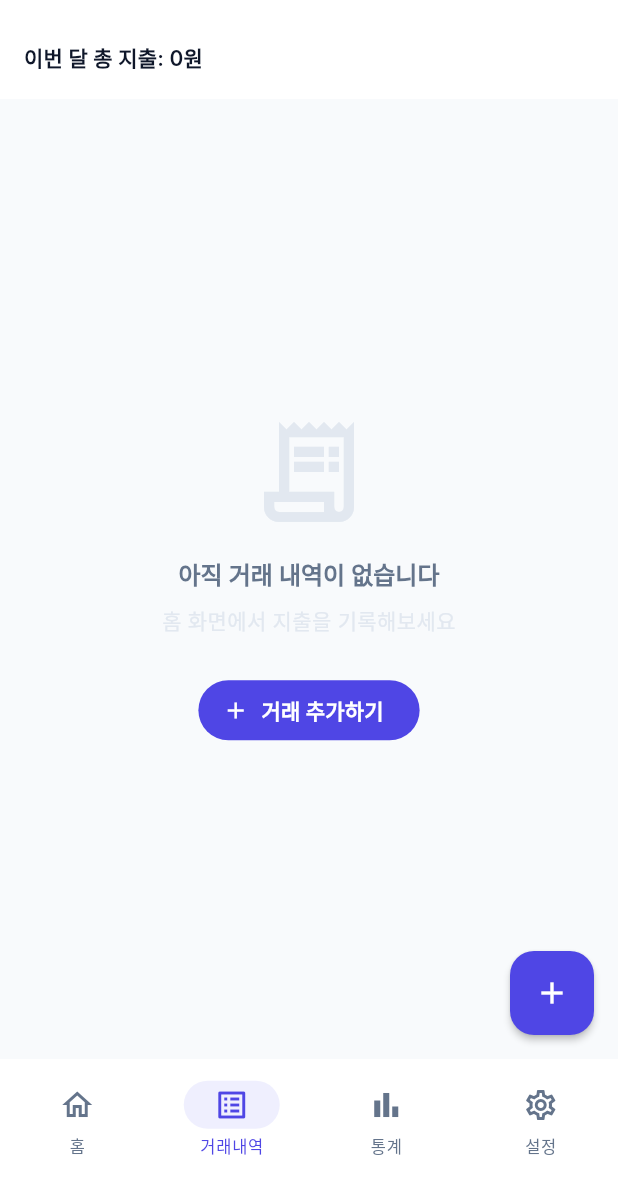
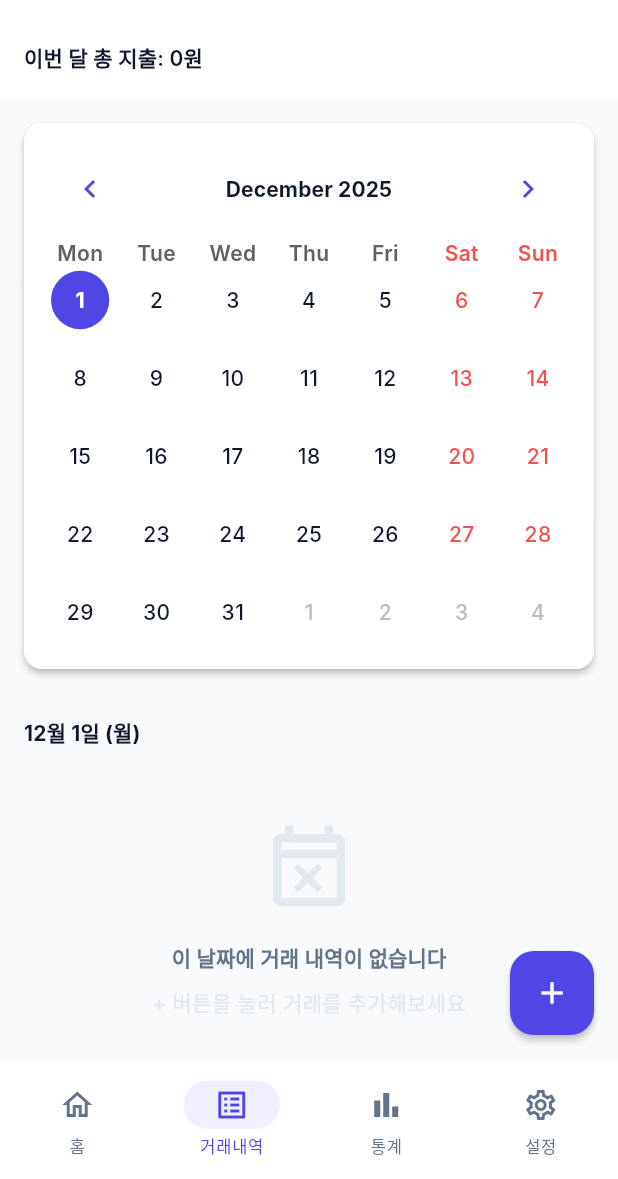
Before and after one commit to kibak812/dailybudget, a Flutter app: the screen it shows after launch, item 2 of the bottom bar chosen, on a phone screen of 412 x 824 dp, the part 57-1236 px from its top. Run offline on Flutter 3.47's test engine with Material 3 defaults, Android fonts, the phone set to English and light mode, and no system bars; drawn by our look-alikes of table_calendar; our stand-ins replace file_picker, fl_chart, flutter_riverpod, go_router, isar, share_plus and 1 more; accounts and stored records are empty; generated files the repository leaves out were written again; Roboto replaces fonts that are missing (Inter).

Commit message:
feat: Add Phase 3 features - daily budget trend chart and calendar interface
- Added DailyBudgetTrendChart widget with fl_chart
  - Shows daily budget changes over time
  - Color-coded visualization (green/red/gray)
  - Interactive tooltips with amount details
  - Auto-calculated Y-axis ranges

- Replaced QuickAddCard with DailyBudgetTrendChart on home page
  - Provides visual insight into budget trends
  - Uses existing dailyBudgetHistoryProvider

- Added TransactionCalendar widget with table_calendar
  - Monthly calendar view with daily spending markers
  - Visual spending indicators on each day
  - Formatted amounts (만/천 units)

- Refactored TransactionsPage for calendar integration
  - Calendar at top, transaction list below
  - Date selection updates transaction list
  - Removed old grouped date sections
  - Added empty state for dates with no transactions

🤖 Generated with [Claude Code](https://claude.com/claude-code)

Co-Authored-By: Claude <noreply@anthropic.com>

```diff
--- a/lib/features/transaction/presentation/pages/transactions_page.dart
+++ b/lib/features/transaction/presentation/pages/transactions_page.dart
@@ -6,6 +6,7 @@ import 'package:daily_pace/features/transaction/data/models/transaction_model.da
 import 'package:daily_pace/features/transaction/presentation/widgets/transaction_list_item.dart';
 import 'package:daily_pace/features/transaction/presentation/widgets/transaction_edit_sheet.dart';
 import 'package:daily_pace/features/transaction/presentation/widgets/add_transaction_sheet.dart';
+import 'package:daily_pace/features/transaction/presentation/widgets/transaction_calendar.dart';
 
 /// Transactions page
 /// Displays list of all transactions grouped by date with filtering and management
@@ -19,6 +20,8 @@ class TransactionsPage extends ConsumerStatefulWidget {
 class _TransactionsPageState extends ConsumerState<TransactionsPage> {
   String _searchKeyword = '';
   TransactionType? _typeFilter;
+  DateTime _focusedDay = DateTime.now();
+  DateTime _selectedDay = DateTime.now();
 
   @override
   Widget build(BuildContext context) {
@@ -27,13 +30,18 @@ class _TransactionsPageState extends ConsumerState<TransactionsPage> {
 
     // Filter transactions for current month
     final monthTransactions = _filterByMonth(transactions, currentMonth);
-    final filteredTransactions = _applyFilters(monthTransactions);
 
-    // Group by date
-    final grouped = _groupByDate(filteredTransactions);
+    // Filter by selected date
+    final selectedDateStr = Formatters.formatDateISO(_selectedDay);
+    final dateTransactions = monthTransactions
+        .where((t) => t.date == selectedDateStr)
+        .toList();
 
-    // Calculate total spent
-    final totalSpent = _calculateTotalSpent(filteredTransactions);
+    // Apply additional filters
+    final filteredTransactions = _applyFilters(dateTransactions);
+
+    // Calculate total spent for the month
+    final totalSpent = _calculateTotalSpent(monthTransactions);
 
     return Scaffold(
       appBar: _buildAppBar(context, totalSpent),
@@ -41,7 +49,7 @@ class _TransactionsPageState extends ConsumerState<TransactionsPage> {
         onRefresh: () async {
           await ref.read(transactionProvider.notifier).loadTransactions();
         },
-        child: _buildBody(context, grouped, filteredTransactions),
+        child: _buildBody(context, monthTransactions, filteredTransactions),
       ),
       floatingActionButton: FloatingActionButton(
         onPressed: () => _showAddTransactionSheet(context),
@@ -84,25 +92,33 @@ class _TransactionsPageState extends ConsumerState<TransactionsPage> {
 
   Widget _buildBody(
     BuildContext context,
-    Map<String, List<TransactionModel>> grouped,
     List<TransactionModel> monthTransactions,
+    List<TransactionModel> filteredTransactions,
   ) {
-    if (monthTransactions.isEmpty) {
-      return _buildEmptyState(context);
-    }
+    return Column(
+      children: [
+        // Calendar widget
+        TransactionCalendar(
+          focusedDay: _focusedDay,
+          selectedDay: _selectedDay,
+          transactions: monthTransactions,
+          onDaySelected: (selectedDay, focusedDay) {
+            setState(() {
+              _selectedDay = selectedDay;
+              _focusedDay = focusedDay;
+            });
+          },
+          onPageChanged: (focusedDay) {
+            setState(() {
+              _focusedDay = focusedDay;
+            });
+          },
+        ),
 
-    // Sort dates in descending order (newest first)
-    final sortedDates = grouped.keys.toList()
-      ..sort((a, b) => b.compareTo(a));
-
-    return ListView.builder(
-      padding: const EdgeInsets.all(16),
-      itemCount: sortedDates.length + (_hasActiveFilters ? 1 : 0),
-      itemBuilder: (context, index) {
-        if (_hasActiveFilters) {
-          if (index == 0) {
-            return Padding(
-              padding: const EdgeInsets.only(bottom: 12),
+        // Active filters chips
+        if (_hasActiveFilters)
+          Padding(
+            padding: const EdgeInsets.symmetric(horizontal: 16),
             child: Wrap(
               spacing: 8,
               runSpacing: 8,
@@ -119,71 +135,42 @@ class _TransactionsPageState extends ConsumerState<TransactionsPage> {
                   ),
               ],
             ),
-            );
-          }
-          index -= 1;
-        }
+          ),
 
-        final date = sortedDates[index];
-        final dateTransactions = grouped[date]!;
-        final dayTotal = _calculateDayTotal(dateTransactions);
-
-        return _buildDateSection(
-          context,
-          date,
-          dateTransactions,
-          dayTotal,
-        );
-      },
-    );
-  }
-
-  Widget _buildDateSection(
-    BuildContext context,
-    String date,
-    List<TransactionModel> transactions,
-    int dayTotal,
-  ) {
-    final theme = Theme.of(context);
-
-    return Column(
-      crossAxisAlignment: CrossAxisAlignment.start,
-      children: [
-        // Date header
-        Padding(
-          padding: const EdgeInsets.symmetric(vertical: 8),
-          child: Row(
-            mainAxisAlignment: MainAxisAlignment.spaceBetween,
-            children: [
-              Text(
-                '${Formatters.formatDate(date)} (${_getDayOfWeek(date)})',
-                style: theme.textTheme.titleMedium?.copyWith(
+        // Selected date header
+        Container(
+          width: double.infinity,
+          padding: const EdgeInsets.all(16),
+          child: Text(
+            '${Formatters.formatDate(Formatters.formatDateISO(_selectedDay))} (${_getDayOfWeek(Formatters.formatDateISO(_selectedDay))})',
+            style: Theme.of(context).textTheme.titleMedium?.copyWith(
               fontWeight: FontWeight.bold,
             ),
           ),
-              Text(
-                Formatters.formatCurrency(dayTotal),
-                style: theme.textTheme.titleSmall?.copyWith(
-                  color: theme.colorScheme.onSurfaceVariant,
-                ),
-              ),
-            ],
-          ),
         ),
 
-        // Transaction list for this date
-        ...transactions.map((transaction) => TransactionListItem(
+        // Transaction list for selected date
+        Expanded(
+          child: filteredTransactions.isEmpty
+              ? _buildEmptyDateState(context)
+              : ListView.builder(
+                  padding: const EdgeInsets.symmetric(horizontal: 16),
+                  itemCount: filteredTransactions.length,
+                  itemBuilder: (context, index) {
+                    final transaction = filteredTransactions[index];
+                    return TransactionListItem(
                       transaction: transaction,
                       onTap: () => _showEditModalDirectly(context, transaction),
                       onDismissed: () => _handleDelete(transaction),
-            )),
-
-        const SizedBox(height: 16),
+                    );
+                  },
+                ),
+        ),
       ],
     );
   }
 
-  Widget _buildEmptyState(BuildContext context) {
+  Widget _buildEmptyDateState(BuildContext context) {
     final theme = Theme.of(context);
 
     return Center(
@@ -193,30 +180,23 @@ class _TransactionsPageState extends ConsumerState<TransactionsPage> {
           mainAxisAlignment: MainAxisAlignment.center,
           children: [
             Icon(
-              Icons.receipt_long_outlined,
-              size: 80,
+              Icons.event_busy_outlined,
+              size: 64,
               color: theme.colorScheme.outline,
             ),
             const SizedBox(height: 16),
             Text(
-              '아직 거래 내역이 없습니다',
-              style: theme.textTheme.titleLarge?.copyWith(
+              '이 날짜에 거래 내역이 없습니다',
+              style: theme.textTheme.titleMedium?.copyWith(
                 color: theme.colorScheme.onSurfaceVariant,
               ),
             ),
             const SizedBox(height: 8),
             Text(
-              '홈 화면에서 지출을 기록해보세요',
+              '+ 버튼을 눌러 거래를 추가해보세요',
               style: theme.textTheme.bodyMedium?.copyWith(
                 color: theme.colorScheme.outline,
               ),
-              textAlign: TextAlign.center,
-            ),
-            const SizedBox(height: 24),
-            FilledButton.icon(
-              onPressed: () => _showAddTransactionSheet(context),
-              icon: const Icon(Icons.add),
-              label: const Text('거래 추가하기'),
             ),
           ],
         ),
@@ -235,29 +215,8 @@ class _TransactionsPageState extends ConsumerState<TransactionsPage> {
       ..sort((a, b) => b.date.compareTo(a.date)); // Newest first
   }
 
-  /// Group transactions by date
-  Map<String, List<TransactionModel>> _groupByDate(
-    List<TransactionModel> transactions,
-  ) {
-    final Map<String, List<TransactionModel>> grouped = {};
-    for (final t in transactions) {
-      if (!grouped.containsKey(t.date)) {
-        grouped[t.date] = [];
-      }
-      grouped[t.date]!.add(t);
-    }
-    return grouped;
-  }
-
   /// Calculate total spent (expenses only)
   int _calculateTotalSpent(List<TransactionModel> transactions) {
-    return transactions
-        .where((t) => t.type == TransactionType.expense)
-        .fold<int>(0, (sum, t) => sum + t.amount);
-  }
-
-  /// Calculate day total (expenses only)
-  int _calculateDayTotal(List<TransactionModel> transactions) {
     return transactions
         .where((t) => t.type == TransactionType.expense)
         .fold<int>(0, (sum, t) => sum + t.amount);
--- /dev/null
+++ b/lib/features/transaction/presentation/widgets/transaction_calendar.dart
@@ -0,0 +1,186 @@
+import 'package:flutter/material.dart';
+import 'package:table_calendar/table_calendar.dart';
+import 'package:daily_pace/features/transaction/data/models/transaction_model.dart';
+import 'package:daily_pace/core/utils/formatters.dart';
+
+/// Transaction calendar widget
+/// Shows monthly calendar with daily spending amounts
+class TransactionCalendar extends StatelessWidget {
+  final DateTime focusedDay;
+  final DateTime selectedDay;
+  final List<TransactionModel> transactions;
+  final Function(DateTime, DateTime) onDaySelected;
+  final Function(DateTime) onPageChanged;
+
+  const TransactionCalendar({
+    super.key,
+    required this.focusedDay,
+    required this.selectedDay,
+    required this.transactions,
+    required this.onDaySelected,
+    required this.onPageChanged,
+  });
+
+  @override
+  Widget build(BuildContext context) {
+    final theme = Theme.of(context);
+
+    return Card(
+      elevation: 2,
+      margin: const EdgeInsets.all(16),
+      shape: RoundedRectangleBorder(
+        borderRadius: BorderRadius.circular(12),
+      ),
+      child: Padding(
+        padding: const EdgeInsets.all(12),
+        child: TableCalendar(
+          firstDay: DateTime(2020, 1, 1),
+          lastDay: DateTime.now().add(const Duration(days: 365)),
+          focusedDay: focusedDay,
+          selectedDayPredicate: (day) => isSameDay(selectedDay, day),
+          calendarFormat: CalendarFormat.month,
+          startingDayOfWeek: StartingDayOfWeek.monday,
+          onDaySelected: onDaySelected,
+          onPageChanged: onPageChanged,
+
+          // Styling
+          calendarStyle: CalendarStyle(
+            // Today
+            todayDecoration: BoxDecoration(
+              color: theme.colorScheme.primaryContainer,
+              shape: BoxShape.circle,
+            ),
+            todayTextStyle: TextStyle(
+              color: theme.colorScheme.onPrimaryContainer,
+              fontWeight: FontWeight.bold,
+            ),
+
+            // Selected day
+            selectedDecoration: BoxDecoration(
+              color: theme.colorScheme.primary,
+              shape: BoxShape.circle,
+            ),
+            selectedTextStyle: const TextStyle(
+              color: Colors.white,
+              fontWeight: FontWeight.bold,
+            ),
+
+            // Default days
+            defaultTextStyle: const TextStyle(
+              fontWeight: FontWeight.w500,
+            ),
+
+            // Weekend days
+            weekendTextStyle: TextStyle(
+              color: Colors.red[400],
+              fontWeight: FontWeight.w500,
+            ),
+
+            // Outside days
+            outsideTextStyle: TextStyle(
+              color: Colors.grey[400],
+            ),
+
+            // Markers
+            markerDecoration: BoxDecoration(
+              color: theme.colorScheme.secondary,
+              shape: BoxShape.circle,
+            ),
+            markersMaxCount: 1,
+          ),
+
+          headerStyle: HeaderStyle(
+            titleCentered: true,
+            formatButtonVisible: false,
+            titleTextStyle: theme.textTheme.titleMedium?.copyWith(
+              fontWeight: FontWeight.bold,
+            ) ?? const TextStyle(
+              fontWeight: FontWeight.bold,
+              fontSize: 16,
+            ),
+            leftChevronIcon: Icon(
+              Icons.chevron_left,
+              color: theme.colorScheme.primary,
+            ),
+            rightChevronIcon: Icon(
+              Icons.chevron_right,
+              color: theme.colorScheme.primary,
+            ),
+          ),
+
+          daysOfWeekStyle: DaysOfWeekStyle(
+            weekdayStyle: TextStyle(
+              color: Colors.grey[700],
+              fontWeight: FontWeight.w600,
+            ),
+            weekendStyle: TextStyle(
+              color: Colors.red[400],
+              fontWeight: FontWeight.w600,
+            ),
+          ),
+
+          // Event loader for markers
+          eventLoader: (day) {
+            return _getEventsForDay(day);
+          },
+
+          // Calendar builders for custom day widgets
+          calendarBuilders: CalendarBuilders(
+            markerBuilder: (context, day, events) {
+              if (events.isEmpty) return null;
+
+              final dayStr = Formatters.formatDateISO(day);
+              final spent = _getSpentForDay(dayStr);
+
+              return Positioned(
+                bottom: 2,
+                child: Container(
+                  padding: const EdgeInsets.symmetric(horizontal: 4, vertical: 1),
+                  decoration: BoxDecoration(
+                    color: spent > 0 ? Colors.red[100] : Colors.transparent,
+                    borderRadius: BorderRadius.circular(8),
+                  ),
+                  child: Text(
+                    _formatAmount(spent),
+                    style: TextStyle(
+                      fontSize: 9,
+                      fontWeight: FontWeight.bold,
+                      color: spent > 0 ? Colors.red[700] : Colors.transparent,
+                    ),
+                  ),
+                ),
+              );
+            },
+          ),
+        ),
+      ),
+    );
+  }
+
+  /// Get transactions for a specific day
+  List<TransactionModel> _getEventsForDay(DateTime day) {
+    final dayStr = Formatters.formatDateISO(day);
+    return transactions.where((t) => t.date == dayStr).toList();
+  }
+
+  /// Get total spent for a specific day
+  int _getSpentForDay(String dateStr) {
+    return transactions
+        .where((t) => t.date == dateStr && t.type == TransactionType.expense)
+        .fold<int>(0, (sum, t) => sum + t.amount);
+  }
+
+  /// Format amount for display on calendar
+  String _formatAmount(int amount) {
+    if (amount == 0) return '';
+    if (amount >= 10000) {
+      final man = (amount / 10000).floor();
+      return '$man만';
+    } else if (amount >= 1000) {
+      final cheon = (amount / 1000).floor();
+      return '$cheon천';
+    } else {
+      return amount.toString();
+    }
+  }
+}
--- a/pubspec.yaml
+++ b/pubspec.yaml
@@ -42,6 +42,9 @@ dependencies:
 
   # Charts
   fl_chart: ^0.69.0
+
+  # Calendar
+  table_calendar: ^3.1.2
 
   # Widgets & Notifications (Phase 5 - Commented out for now)
   # home_widget: ^0.6.0
```
Also changed, not shown: lib/features/daily_budget/presentation/pages/home_page.dart (+4 -5 lines), lib/features/daily_budget/presentation/widgets/daily_budget_trend_chart.dart (added, +348 -0 lines), pubspec.lock. Lines whose indentation alone changed are shown as unchanged.
